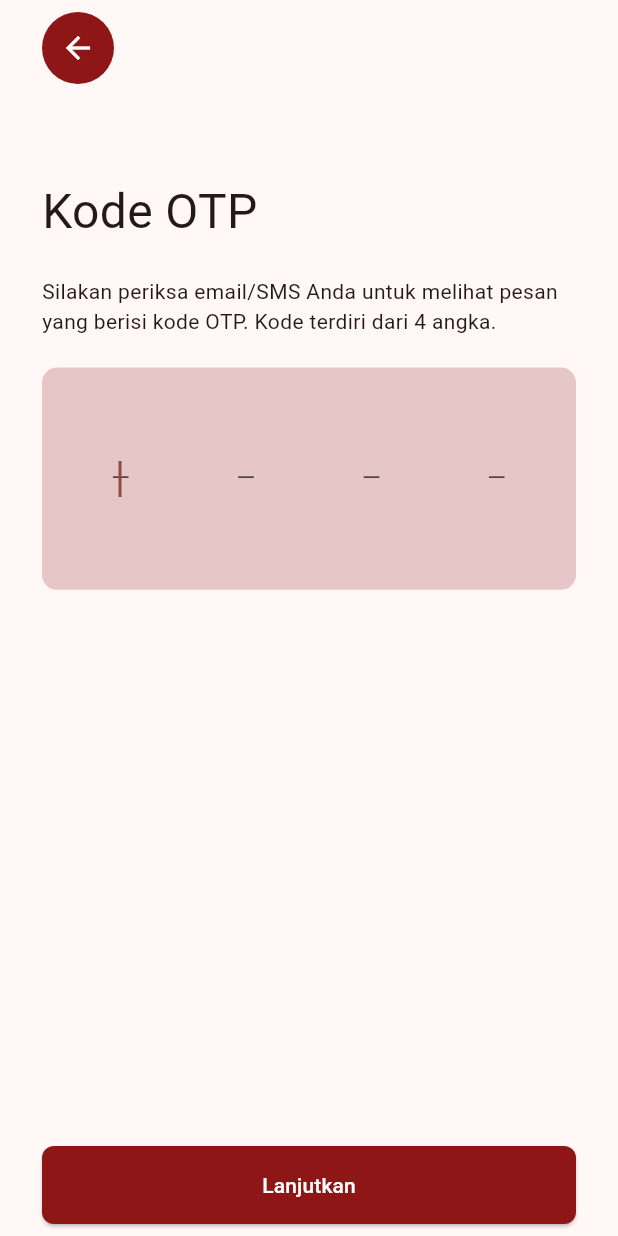
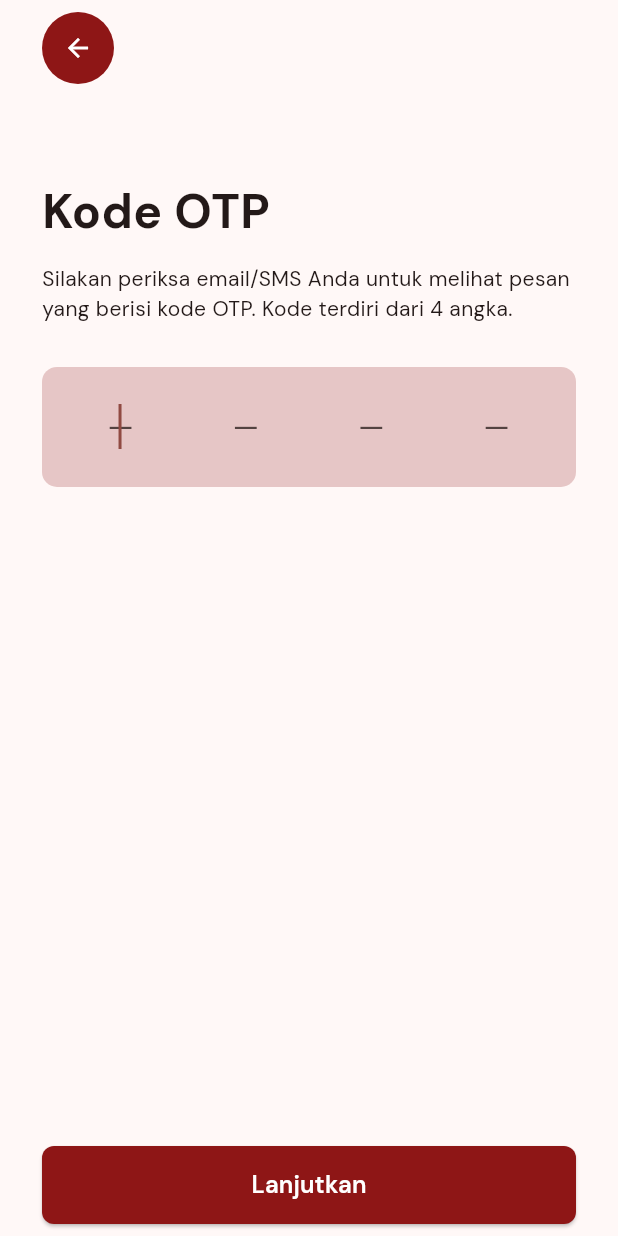
Before and after one commit to Ilyessin12/heartbite_tubesprovis, a Flutter app: the VerifMethodPage screen opened directly, after a tap on "Lanjutkan", on a phone screen of 412 x 824 dp. Run offline on Flutter 3.47's test engine with Material 3 defaults, Android fonts, the light colour scheme and no system bars; our stand-ins replace google_fonts, image_picker, solar_icons; missing offline and left inert: iconoir_flutter.

Commit message:
ganti font

```diff
--- a/lib/login-register/otp.dart
+++ b/lib/login-register/otp.dart
@@ -1,4 +1,5 @@
 import 'package:flutter/material.dart';
+import 'package:google_fonts/google_fonts.dart';
 import 'resetPass.dart';
 
 class OtpPage extends StatefulWidget {
@@ -39,22 +40,17 @@ class _OtpPageState extends State<OtpPage> {
         child: Padding(
           padding: const EdgeInsets.symmetric(horizontal: 28, vertical: 8),
           child: SingleChildScrollView(
-            // memungkinkan scroll
             child: ConstrainedBox(
-              // agar tidak tak terbatas tingginya
               constraints: BoxConstraints(
-                minHeight:
-                    MediaQuery.of(context).size.height -
+                minHeight: MediaQuery.of(context).size.height -
                     MediaQuery.of(context).padding.top -
-                    16, // untuk menyamakan dengan padding vertikal total
+                    16,
               ),
               child: IntrinsicHeight(
-                // agar Column bisa mengatur tinggi anak-anaknya
                 child: Column(
                   children: [
-                    // Baris atas: tombol back & login
+                    // Back Button (kecil)
                     Row(
-                      mainAxisAlignment: MainAxisAlignment.spaceBetween,
                       children: [
                         Ink(
                           decoration: const ShapeDecoration(
@@ -65,6 +61,7 @@ class _OtpPageState extends State<OtpPage> {
                             icon: const Icon(
                               Icons.arrow_back,
                               color: Colors.white,
+                              size: 20, // Ukuran kecil
                             ),
                             onPressed: () {
                               Navigator.pop(context);
@@ -73,35 +70,40 @@ class _OtpPageState extends State<OtpPage> {
                         ),
                       ],
                     ),
-                    SizedBox(
-                      height: MediaQuery.of(context).size.height * 0.075,
-                    ),
+
+                    SizedBox(height: MediaQuery.of(context).size.height * 0.075),
+
+                    // Judul
                     Align(
                       alignment: Alignment.centerLeft,
                       child: Text(
                         'Kode OTP',
                         textAlign: TextAlign.left,
-                        style: TextStyle(fontSize: 32),
+                        style: GoogleFonts.dmSans(
+                          fontSize: 32,
+                          fontWeight: FontWeight.bold,
                         ),
                       ),
-                    SizedBox(
-                      height: MediaQuery.of(context).size.height * 0.025,
                     ),
+                    const SizedBox(height: 12),
+
+                    // Deskripsi
                     Align(
                       alignment: Alignment.centerLeft,
                       child: Text(
                         'Silakan periksa email/SMS Anda untuk melihat pesan yang berisi kode OTP. Kode terdiri dari 4 angka.',
                         textAlign: TextAlign.left,
+                        style: GoogleFonts.dmSans(fontSize: 14),
                       ),
                     ),
-                    SizedBox(
-                      height: MediaQuery.of(context).size.height * 0.025,
-                    ),
-                    // Text field input
-                    Expanded(
-                      child: Container(
+
+                    SizedBox(height: MediaQuery.of(context).size.height * 0.035),
+
+                    // Input OTP
+                    Container(
+                      padding: const EdgeInsets.symmetric(vertical: 16),
                       decoration: BoxDecoration(
-                          color: Color(0xFF8E1616).withOpacity(0.22),
+                        color: const Color(0xFF8E1616).withOpacity(0.22),
                         borderRadius: BorderRadius.circular(10),
                       ),
                       child: Row(
@@ -116,20 +118,15 @@ class _OtpPageState extends State<OtpPage> {
                               keyboardType: TextInputType.number,
                               textAlign: TextAlign.center,
                               maxLength: 1,
+                              style: GoogleFonts.dmSans(fontSize: 20),
                               decoration: const InputDecoration(
                                 hintText: '—',
                                 counterText: "",
                                 enabledBorder: UnderlineInputBorder(
-                                    // Tidak ada garis di bawah
-                                    borderSide: BorderSide(
-                                      color: Colors.transparent,
-                                    ),
+                                  borderSide: BorderSide(color: Colors.transparent),
                                 ),
                                 focusedBorder: UnderlineInputBorder(
-                                    // Tidak ada garis saat fokus
-                                    borderSide: BorderSide(
-                                      color: Colors.transparent,
-                                    ),
+                                  borderSide: BorderSide(color: Colors.transparent),
                                 ),
                               ),
                               onChanged: (value) {
@@ -144,41 +141,40 @@ class _OtpPageState extends State<OtpPage> {
                         }),
                       ),
                     ),
-                    ),
-                    SizedBox(height: MediaQuery.of(context).size.height * 0.45),
-                    // Tombol daftar
-                    Column(
-                      mainAxisAlignment: MainAxisAlignment.end,
-                      children: [
+
+                    const Spacer(),
+
+                    // Tombol Lanjutkan
                     SizedBox(
                       width: double.infinity,
                       height: 52,
                       child: ElevatedButton(
                         onPressed: () {
-                              final otp =
-                                  _controllers.map((c) => c.text).join();
-                              print(
-                                'OTP: $otp',
-                              ); // bisa digunakan untuk validasi
+                          final otp = _controllers.map((c) => c.text).join();
+                          print('OTP: $otp');
 
                           Navigator.push(
                             context,
                             MaterialPageRoute(
-                                  builder: (context) => ResetPassPage(),
+                              builder: (context) => const ResetPassPage(),
                             ),
                           );
                         },
                         style: ElevatedButton.styleFrom(
-                              backgroundColor: Color(0xFF8E1616),
+                          backgroundColor: const Color(0xFF8E1616),
                           foregroundColor: Colors.white,
                           shape: RoundedRectangleBorder(
                             borderRadius: BorderRadius.circular(8),
                           ),
                         ),
-                            child: Text('Lanjutkan'),
+                        child: Text(
+                          'Lanjutkan',
+                          style: GoogleFonts.dmSans(
+                            fontSize: 16,
+                            fontWeight: FontWeight.w600,
                           ),
                         ),
-                      ],
+                      ),
                     ),
                   ],
                 ),
--- a/lib/login-register/verifMethod.dart
+++ b/lib/login-register/verifMethod.dart
@@ -1,4 +1,5 @@
 import 'package:flutter/material.dart';
+import 'package:google_fonts/google_fonts.dart';
 import 'otp.dart';
 
 class VerifMethodPage extends StatefulWidget {
@@ -18,22 +19,18 @@ class _VerifMethodPageState extends State<VerifMethodPage> {
         child: Padding(
           padding: const EdgeInsets.symmetric(horizontal: 28, vertical: 8),
           child: SingleChildScrollView(
-            // memungkinkan scroll
             child: ConstrainedBox(
-              // agar tidak tak terbatas tingginya
               constraints: BoxConstraints(
-                minHeight:
-                    MediaQuery.of(context).size.height -
+                minHeight: MediaQuery.of(context).size.height -
                     MediaQuery.of(context).padding.top -
-                    16, // untuk menyamakan dengan padding vertikal total
+                    16,
               ),
               child: IntrinsicHeight(
-                // agar Column bisa mengatur tinggi anak-anaknya
                 child: Column(
                   children: [
-                    // Baris atas: tombol back & login
+                    // Tombol back kecil
                     Row(
-                      mainAxisAlignment: MainAxisAlignment.spaceBetween,
+                      mainAxisAlignment: MainAxisAlignment.start,
                       children: [
                         Ink(
                           decoration: const ShapeDecoration(
@@ -44,6 +41,7 @@ class _VerifMethodPageState extends State<VerifMethodPage> {
                             icon: const Icon(
                               Icons.arrow_back,
                               color: Colors.white,
+                              size: 20, // Ukuran ikon lebih kecil
                             ),
                             onPressed: () {
                               Navigator.pop(context);
@@ -52,15 +50,18 @@ class _VerifMethodPageState extends State<VerifMethodPage> {
                         ),
                       ],
                     ),
-                    SizedBox(
-                      height: MediaQuery.of(context).size.height * 0.075,
-                    ),
+                    SizedBox(height: MediaQuery.of(context).size.height * 0.075),
+
+                    // Judul
                     Align(
                       alignment: Alignment.centerLeft,
                       child: Text(
                         'Metode',
                         textAlign: TextAlign.left,
-                        style: TextStyle(fontSize: 32),
+                        style: GoogleFonts.dmSans(
+                          fontSize: 32,
+                          fontWeight: FontWeight.bold,
+                        ),
                       ),
                     ),
                     Align(
@@ -68,28 +69,31 @@ class _VerifMethodPageState extends State<VerifMethodPage> {
                       child: Text(
                         'Verifikasi',
                         textAlign: TextAlign.left,
-                        style: TextStyle(fontSize: 32),
+                        style: GoogleFonts.dmSans(
+                          fontSize: 32,
+                          fontWeight: FontWeight.bold,
+                        ),
                       ),
                     ),
-                    SizedBox(
-                      height: MediaQuery.of(context).size.height * 0.025,
-                    ),
+                    SizedBox(height: MediaQuery.of(context).size.height * 0.025),
+
+                    // Deskripsi
                     Align(
                       alignment: Alignment.centerLeft,
                       child: Text(
                         'Silakan pilih metode verifikasi untuk mengatur ulang kata sandi akun Anda.',
                         textAlign: TextAlign.left,
+                        style: GoogleFonts.dmSans(fontSize: 14),
                       ),
                     ),
-                    SizedBox(
-                      height: MediaQuery.of(context).size.height * 0.025,
-                    ),
+                    SizedBox(height: MediaQuery.of(context).size.height * 0.025),
+
+                    // Tombol pilihan metode
                     Expanded(
                       child: Row(
                         children: [
                           Expanded(
                             child: SizedBox(
-                              width: double.infinity,
                               height: MediaQuery.of(context).size.height * 0.20,
                               child: ElevatedButton(
                                 onPressed: () {
@@ -99,10 +103,9 @@ class _VerifMethodPageState extends State<VerifMethodPage> {
                                 },
                                 style: ElevatedButton.styleFrom(
                                   backgroundColor:
-                                      _selectedMethod == 0 ||
-                                              _selectedMethod == -1
-                                          ? Color(0xFF8E1616).withOpacity(0.22)
-                                          : Color(0xFF462F4D),
+                                      _selectedMethod == 0 || _selectedMethod == -1
+                                          ? const Color(0xFF8E1616).withOpacity(0.22)
+                                          : const Color(0xFF462F4D),
                                   foregroundColor: Colors.white,
                                   shape: RoundedRectangleBorder(
                                     borderRadius: BorderRadius.circular(28),
@@ -111,19 +114,22 @@ class _VerifMethodPageState extends State<VerifMethodPage> {
                                 child: Column(
                                   mainAxisAlignment: MainAxisAlignment.center,
                                   crossAxisAlignment: CrossAxisAlignment.start,
-                                  children: const [
-                                    Icon(Icons.apple, size: 32),
-                                    SizedBox(height: 8),
-                                    Text('Metode A', textAlign: TextAlign.left),
+                                  children: [
+                                    const Icon(Icons.apple, size: 32),
+                                    const SizedBox(height: 8),
+                                    Text(
+                                      'Metode A',
+                                      style: GoogleFonts.dmSans(fontSize: 16),
+                                      textAlign: TextAlign.left,
+                                    ),
                                   ],
                                 ),
                               ),
                             ),
                           ),
-                          SizedBox(width: 6), // jarak antar tombol
+                          const SizedBox(width: 6),
                           Expanded(
                             child: SizedBox(
-                              width: double.infinity,
                               height: MediaQuery.of(context).size.height * 0.20,
                               child: ElevatedButton(
                                 onPressed: () {
@@ -133,10 +139,9 @@ class _VerifMethodPageState extends State<VerifMethodPage> {
                                 },
                                 style: ElevatedButton.styleFrom(
                                   backgroundColor:
-                                      _selectedMethod == 1 ||
-                                              _selectedMethod == -1
-                                          ? Color(0xFF8E1616).withOpacity(0.22)
-                                          : Color(0xFF462F4D),
+                                      _selectedMethod == 1 || _selectedMethod == -1
+                                          ? const Color(0xFF8E1616).withOpacity(0.22)
+                                          : const Color(0xFF462F4D),
                                   foregroundColor: Colors.white,
                                   shape: RoundedRectangleBorder(
                                     borderRadius: BorderRadius.circular(28),
@@ -145,10 +150,14 @@ class _VerifMethodPageState extends State<VerifMethodPage> {
                                 child: Column(
                                   mainAxisAlignment: MainAxisAlignment.center,
                                   crossAxisAlignment: CrossAxisAlignment.start,
-                                  children: const [
-                                    Icon(Icons.apple, size: 32),
-                                    SizedBox(height: 8),
-                                    Text('Metode B', textAlign: TextAlign.left),
+                                  children: [
+                                    const Icon(Icons.apple, size: 32),
+                                    const SizedBox(height: 8),
+                                    Text(
+                                      'Metode B',
+                                      style: GoogleFonts.dmSans(fontSize: 16),
+                                      textAlign: TextAlign.left,
+                                    ),
                                   ],
                                 ),
                               ),
@@ -157,7 +166,10 @@ class _VerifMethodPageState extends State<VerifMethodPage> {
                         ],
                       ),
                     ),
+
                     SizedBox(height: MediaQuery.of(context).size.height * 0.30),
+
+                    // Tombol Lanjutkan
                     Column(
                       mainAxisAlignment: MainAxisAlignment.end,
                       children: [
@@ -169,20 +181,24 @@ class _VerifMethodPageState extends State<VerifMethodPage> {
                               Navigator.push(
                                 context,
                                 MaterialPageRoute(
-                                  builder: (context) => OtpPage(),
+                                  builder: (context) => const OtpPage(),
                                 ),
                               );
-                              // if (_selectedMethod == 0) {
-                              // } else if (_selectedMethod == 1) {}
                             },
                             style: ElevatedButton.styleFrom(
-                              backgroundColor: Color(0xFF8E1616),
+                              backgroundColor: const Color(0xFF8E1616),
                               foregroundColor: Colors.white,
                               shape: RoundedRectangleBorder(
                                 borderRadius: BorderRadius.circular(8),
                               ),
                             ),
-                            child: Text('Lanjutkan'),
+                            child: Text(
+                              'Lanjutkan',
+                              style: GoogleFonts.dmSans(
+                                fontSize: 16,
+                                fontWeight: FontWeight.w600,
+                              ),
+                            ),
                           ),
                         ),
                       ],
```
Lines whose indentation alone changed are shown as unchanged.
